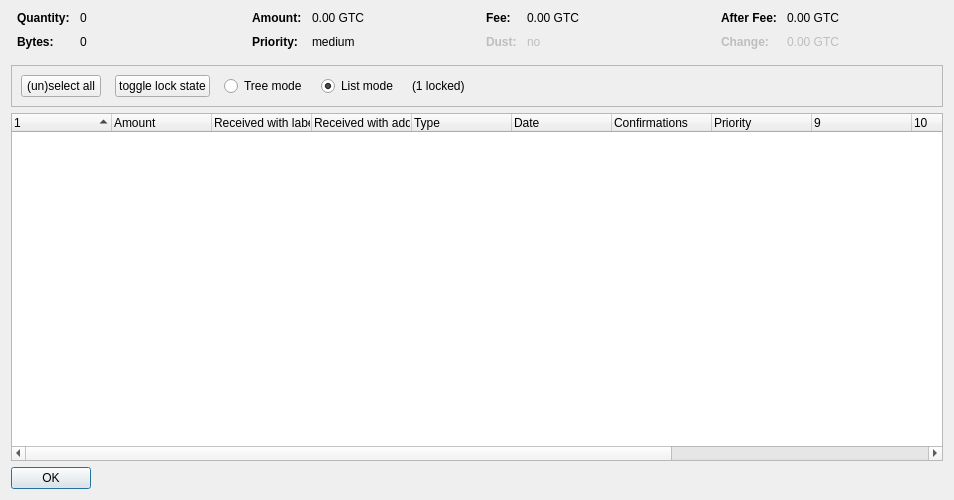
This is src/qt/forms/coincontroldialog.ui in masternodesbiz/GTC as Qt 5 draws it before an edit. The edited form follows.
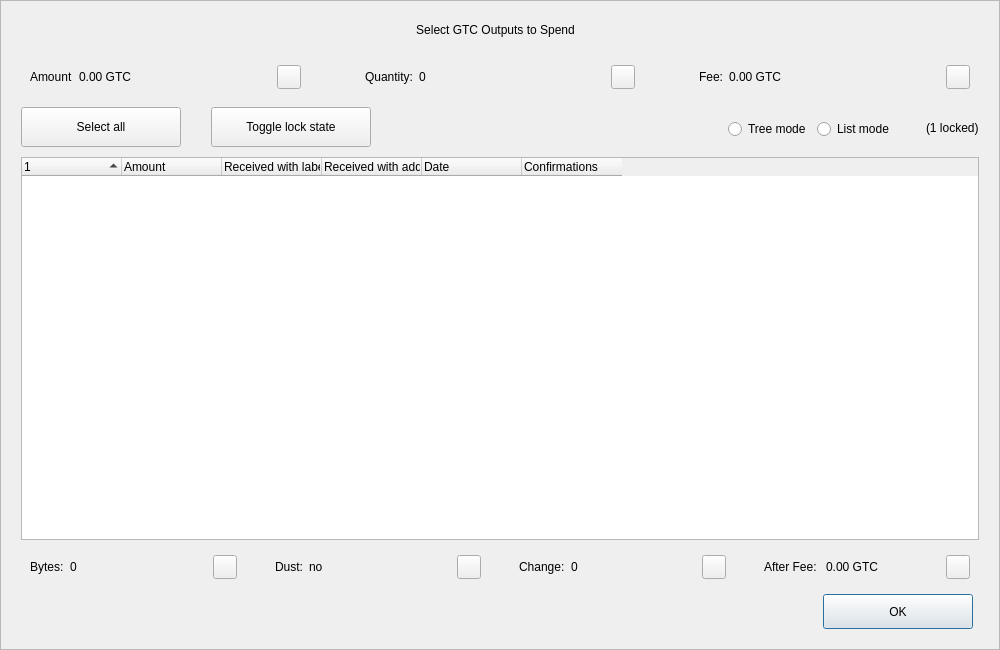
This is the edited form. Custom widgets are drawn as their Qt base class.

What changed in the file:
```diff
--- a/src/qt/forms/coincontroldialog.ui
+++ b/src/qt/forms/coincontroldialog.ui
@@ -6,50 +6,204 @@
    <rect>
     <x>0</x>
     <y>0</y>
-    <width>954</width>
-    <height>500</height>
+    <width>1000</width>
+    <height>650</height>
    </rect>
   </property>
+  <property name="minimumSize">
+   <size>
+    <width>950</width>
+    <height>650</height>
+   </size>
+  </property>
   <property name="windowTitle">
    <string>Coin Selection</string>
   </property>
+  <property name="styleSheet">
+   <string notr="true"/>
+  </property>
   <layout class="QVBoxLayout" name="verticalLayout">
-   <item>
-    <layout class="QHBoxLayout" name="horizontalLayoutTop" stretch="0,0,0,0">
+   <property name="spacing">
+    <number>0</number>
+   </property>
+   <property name="leftMargin">
+    <number>0</number>
+   </property>
      <property name="topMargin">
       <number>0</number>
      </property>
+   <property name="rightMargin">
+    <number>0</number>
+   </property>
      <property name="bottomMargin">
-      <number>10</number>
+    <number>0</number>
      </property>
      <item>
-      <layout class="QFormLayout" name="formLayoutCoinControl1">
-       <property name="horizontalSpacing">
-        <number>10</number>
-       </property>
-       <property name="verticalSpacing">
-        <number>10</number>
-       </property>
+    <widget class="QFrame" name="frameContainer">
+     <property name="toolTipDuration">
+      <number>0</number>
+     </property>
+     <property name="frameShape">
+      <enum>QFrame::StyledPanel</enum>
+     </property>
+     <property name="frameShadow">
+      <enum>QFrame::Raised</enum>
+     </property>
+     <layout class="QVBoxLayout" name="verticalLayout_2">
        <property name="leftMargin">
-        <number>6</number>
+       <number>0</number>
        </property>
        <property name="rightMargin">
-        <number>6</number>
-       </property>
-       <item row="0" column="0">
+       <number>0</number>
+      </property>
+      <property name="bottomMargin">
+       <number>20</number>
+      </property>
+      <item>
+       <layout class="QHBoxLayout" name="horizontalLayout_12">
+        <property name="spacing">
+         <number>0</number>
+        </property>
+        <property name="leftMargin">
+         <number>20</number>
+        </property>
+        <property name="rightMargin">
+         <number>30</number>
+        </property>
+        <item>
+         <spacer name="horizontalSpacer_4">
+          <property name="orientation">
+           <enum>Qt::Horizontal</enum>
+          </property>
+          <property name="sizeHint" stdset="0">
+           <size>
+            <width>40</width>
+            <height>20</height>
+           </size>
+          </property>
+         </spacer>
+        </item>
+        <item>
+         <widget class="QLabel" name="labelTitle">
+          <property name="minimumSize">
+           <size>
+            <width>0</width>
+            <height>40</height>
+           </size>
+          </property>
+          <property name="maximumSize">
+           <size>
+            <width>16777215</width>
+            <height>40</height>
+           </size>
+          </property>
+          <property name="text">
+           <string>Select GTC Outputs to Spend</string>
+          </property>
+          <property name="alignment">
+           <set>Qt::AlignCenter</set>
+          </property>
+          <property name="margin">
+           <number>7</number>
+          </property>
+         </widget>
+        </item>
+        <item>
+         <spacer name="horizontalSpacer_5">
+          <property name="orientation">
+           <enum>Qt::Horizontal</enum>
+          </property>
+          <property name="sizeHint" stdset="0">
+           <size>
+            <width>40</width>
+            <height>20</height>
+           </size>
+          </property>
+         </spacer>
+        </item>
+       </layout>
+      </item>
+      <item>
+       <layout class="QHBoxLayout" name="horizontalLayout_8">
+        <property name="leftMargin">
+         <number>20</number>
+        </property>
+        <property name="rightMargin">
+         <number>20</number>
+        </property>
+        <item>
+         <widget class="QWidget" name="layoutAmount" native="true">
+          <layout class="QHBoxLayout" name="horizontalLayout_9" stretch="0,1,0">
+           <item>
+            <widget class="QLabel" name="labelCoinControlAmountText">
+             <property name="text">
+              <string>Amount</string>
+             </property>
+            </widget>
+           </item>
+           <item>
+            <widget class="QLabel" name="labelCoinControlAmount">
+             <property name="text">
+              <string>0.00 GTC</string>
+             </property>
+            </widget>
+           </item>
+           <item alignment="Qt::AlignHCenter|Qt::AlignVCenter">
+            <widget class="QPushButton" name="pushButtonAmount">
+             <property name="minimumSize">
+              <size>
+               <width>0</width>
+               <height>24</height>
+              </size>
+             </property>
+             <property name="maximumSize">
+              <size>
+               <width>24</width>
+               <height>26</height>
+              </size>
+             </property>
+             <property name="focusPolicy">
+              <enum>Qt::NoFocus</enum>
+             </property>
+             <property name="styleSheet">
+              <string notr="true">padding-bottom:2px;
+padding-right:4px;</string>
+             </property>
+             <property name="text">
+              <string/>
+             </property>
+            </widget>
+           </item>
+          </layout>
+         </widget>
+        </item>
+        <item>
+         <spacer name="horizontalSpacer_2">
+          <property name="orientation">
+           <enum>Qt::Horizontal</enum>
+          </property>
+          <property name="sizeType">
+           <enum>QSizePolicy::Fixed</enum>
+          </property>
+          <property name="sizeHint" stdset="0">
+           <size>
+            <width>40</width>
+            <height>20</height>
+           </size>
+          </property>
+         </spacer>
+        </item>
+        <item>
+         <widget class="QWidget" name="layoutQuantity" native="true">
+          <layout class="QHBoxLayout" name="horizontalLayout_10" stretch="0,1,0">
+           <item>
         <widget class="QLabel" name="labelCoinControlQuantityText">
-         <property name="font">
-          <font>
-           <weight>75</weight>
-           <bold>true</bold>
-          </font>
-         </property>
          <property name="text">
           <string>Quantity:</string>
          </property>
         </widget>
        </item>
-       <item row="0" column="1">
+           <item>
         <widget class="QLabel" name="labelCoinControlQuantity">
          <property name="cursor">
           <cursorShape>IBeamCursor</cursorShape>
@@ -58,146 +212,66 @@
           <enum>Qt::ActionsContextMenu</enum>
          </property>
          <property name="text">
-          <string notr="true">0</string>
-         </property>
-         <property name="textInteractionFlags">
-          <set>Qt::LinksAccessibleByMouse|Qt::TextSelectableByKeyboard|Qt::TextSelectableByMouse</set>
-         </property>
-        </widget>
-       </item>
-       <item row="1" column="0">
-        <widget class="QLabel" name="labelCoinControlBytesText">
-         <property name="font">
-          <font>
-           <weight>75</weight>
-           <bold>true</bold>
-          </font>
-         </property>
-         <property name="text">
-          <string>Bytes:</string>
-         </property>
-        </widget>
-       </item>
-       <item row="1" column="1">
-        <widget class="QLabel" name="labelCoinControlBytes">
-         <property name="cursor">
-          <cursorShape>IBeamCursor</cursorShape>
-         </property>
-         <property name="contextMenuPolicy">
-          <enum>Qt::ActionsContextMenu</enum>
+              <string>0</string>
+             </property>
+            </widget>
+           </item>
+           <item alignment="Qt::AlignHCenter|Qt::AlignVCenter">
+            <widget class="QPushButton" name="pushButtonQuantity">
+             <property name="minimumSize">
+              <size>
+               <width>0</width>
+               <height>24</height>
+              </size>
+             </property>
+             <property name="maximumSize">
+              <size>
+               <width>24</width>
+               <height>26</height>
+              </size>
+             </property>
+             <property name="focusPolicy">
+              <enum>Qt::NoFocus</enum>
+             </property>
+             <property name="styleSheet">
+              <string notr="true">padding-bottom:2px;
+               padding-right:4px;</string>
          </property>
          <property name="text">
-          <string notr="true">0</string>
-         </property>
-         <property name="textInteractionFlags">
-          <set>Qt::LinksAccessibleByMouse|Qt::TextSelectableByKeyboard|Qt::TextSelectableByMouse</set>
-         </property>
+              <string/>
+             </property>
         </widget>
        </item>
       </layout>
+         </widget>
      </item>
      <item>
-      <layout class="QFormLayout" name="formLayoutCoinControl2">
-       <property name="horizontalSpacing">
-        <number>10</number>
-       </property>
-       <property name="verticalSpacing">
-        <number>10</number>
-       </property>
-       <property name="leftMargin">
-        <number>6</number>
-       </property>
-       <property name="rightMargin">
-        <number>6</number>
-       </property>
-       <item row="0" column="0">
-        <widget class="QLabel" name="labelCoinControlAmountText">
-         <property name="font">
-          <font>
-           <weight>75</weight>
-           <bold>true</bold>
-          </font>
-         </property>
-         <property name="text">
-          <string>Amount:</string>
-         </property>
-        </widget>
-       </item>
-       <item row="0" column="1">
-        <widget class="QLabel" name="labelCoinControlAmount">
-         <property name="cursor">
-          <cursorShape>IBeamCursor</cursorShape>
-         </property>
-         <property name="contextMenuPolicy">
-          <enum>Qt::ActionsContextMenu</enum>
-         </property>
-         <property name="text">
-          <string notr="true">0.00 GTC</string>
-         </property>
-         <property name="textInteractionFlags">
-          <set>Qt::LinksAccessibleByMouse|Qt::TextSelectableByKeyboard|Qt::TextSelectableByMouse</set>
-         </property>
-        </widget>
-       </item>
-       <item row="1" column="0">
-        <widget class="QLabel" name="labelCoinControlPriorityText">
-         <property name="font">
-          <font>
-           <weight>75</weight>
-           <bold>true</bold>
-          </font>
-         </property>
-         <property name="text">
-          <string>Priority:</string>
-         </property>
-        </widget>
-       </item>
-       <item row="1" column="1">
-        <widget class="QLabel" name="labelCoinControlPriority">
-         <property name="cursor">
-          <cursorShape>IBeamCursor</cursorShape>
-         </property>
-         <property name="contextMenuPolicy">
-          <enum>Qt::ActionsContextMenu</enum>
-         </property>
-         <property name="text">
-          <string>medium</string>
-         </property>
-         <property name="textInteractionFlags">
-          <set>Qt::LinksAccessibleByMouse|Qt::TextSelectableByKeyboard|Qt::TextSelectableByMouse</set>
-         </property>
-        </widget>
-       </item>
-      </layout>
-     </item>
+         <spacer name="horizontalSpacer_22">
+          <property name="orientation">
+           <enum>Qt::Horizontal</enum>
+          </property>
+          <property name="sizeType">
+           <enum>QSizePolicy::Fixed</enum>
+          </property>
+          <property name="sizeHint" stdset="0">
+           <size>
+            <width>40</width>
+            <height>20</height>
+           </size>
+          </property>
+         </spacer>
+        </item>
      <item>
-      <layout class="QFormLayout" name="formLayoutCoinControl3">
-       <property name="horizontalSpacing">
-        <number>10</number>
-       </property>
-       <property name="verticalSpacing">
-        <number>10</number>
-       </property>
-       <property name="leftMargin">
-        <number>6</number>
-       </property>
-       <property name="rightMargin">
-        <number>6</number>
-       </property>
-       <item row="0" column="0">
+         <widget class="QWidget" name="layoutFee" native="true">
+          <layout class="QHBoxLayout" name="horizontalLayout_11" stretch="0,1,0">
+           <item>
         <widget class="QLabel" name="labelCoinControlFeeText">
-         <property name="font">
-          <font>
-           <weight>75</weight>
-           <bold>true</bold>
-          </font>
-         </property>
          <property name="text">
           <string>Fee:</string>
          </property>
         </widget>
        </item>
-       <item row="0" column="1">
+           <item>
         <widget class="QLabel" name="labelCoinControlFee">
          <property name="cursor">
           <cursorShape>IBeamCursor</cursorShape>
@@ -206,129 +280,38 @@
           <enum>Qt::ActionsContextMenu</enum>
          </property>
          <property name="text">
-          <string notr="true">0.00 GTC</string>
-         </property>
-         <property name="textInteractionFlags">
-          <set>Qt::LinksAccessibleByMouse|Qt::TextSelectableByKeyboard|Qt::TextSelectableByMouse</set>
-         </property>
-        </widget>
-       </item>
-       <item row="1" column="0">
-        <widget class="QLabel" name="labelCoinControlLowOutputText">
-         <property name="enabled">
-          <bool>false</bool>
-         </property>
-         <property name="font">
-          <font>
-           <weight>75</weight>
-           <bold>true</bold>
-          </font>
-         </property>
-         <property name="text">
-          <string>Dust:</string>
-         </property>
-        </widget>
-       </item>
-       <item row="1" column="1">
-        <widget class="QLabel" name="labelCoinControlLowOutput">
-         <property name="enabled">
-          <bool>false</bool>
-         </property>
-         <property name="cursor">
-          <cursorShape>IBeamCursor</cursorShape>
-         </property>
-         <property name="contextMenuPolicy">
-          <enum>Qt::ActionsContextMenu</enum>
-         </property>
+              <string>0.00 GTC</string>
+             </property>
+            </widget>
+           </item>
+           <item alignment="Qt::AlignHCenter|Qt::AlignVCenter">
+            <widget class="QPushButton" name="pushButtonFee">
+             <property name="minimumSize">
+              <size>
+               <width>0</width>
+               <height>24</height>
+              </size>
+             </property>
+             <property name="maximumSize">
+              <size>
+               <width>24</width>
+               <height>26</height>
+              </size>
+             </property>
+             <property name="focusPolicy">
+              <enum>Qt::NoFocus</enum>
+             </property>
+             <property name="styleSheet">
+              <string notr="true">padding-bottom:2px;
+               padding-right:4px;</string>
+             </property>
          <property name="text">
-          <string>no</string>
-         </property>
-         <property name="textInteractionFlags">
-          <set>Qt::LinksAccessibleByMouse|Qt::TextSelectableByKeyboard|Qt::TextSelectableByMouse</set>
-         </property>
+              <string/>
+             </property>
         </widget>
        </item>
       </layout>
-     </item>
-     <item>
-      <layout class="QFormLayout" name="formLayoutCoinControl4">
-       <property name="horizontalSpacing">
-        <number>10</number>
-       </property>
-       <property name="verticalSpacing">
-        <number>10</number>
-       </property>
-       <property name="leftMargin">
-        <number>6</number>
-       </property>
-       <property name="rightMargin">
-        <number>6</number>
-       </property>
-       <item row="0" column="0">
-        <widget class="QLabel" name="labelCoinControlAfterFeeText">
-         <property name="font">
-          <font>
-           <weight>75</weight>
-           <bold>true</bold>
-          </font>
-         </property>
-         <property name="text">
-          <string>After Fee:</string>
-         </property>
-        </widget>
-       </item>
-       <item row="0" column="1">
-        <widget class="QLabel" name="labelCoinControlAfterFee">
-         <property name="cursor">
-          <cursorShape>IBeamCursor</cursorShape>
-         </property>
-         <property name="contextMenuPolicy">
-          <enum>Qt::ActionsContextMenu</enum>
-         </property>
-         <property name="text">
-          <string notr="true">0.00 GTC</string>
-         </property>
-         <property name="textInteractionFlags">
-          <set>Qt::LinksAccessibleByMouse|Qt::TextSelectableByKeyboard|Qt::TextSelectableByMouse</set>
-         </property>
-        </widget>
-       </item>
-       <item row="1" column="0">
-        <widget class="QLabel" name="labelCoinControlChangeText">
-         <property name="enabled">
-          <bool>false</bool>
-         </property>
-         <property name="font">
-          <font>
-           <weight>75</weight>
-           <bold>true</bold>
-          </font>
-         </property>
-         <property name="text">
-          <string>Change:</string>
-         </property>
-        </widget>
-       </item>
-       <item row="1" column="1">
-        <widget class="QLabel" name="labelCoinControlChange">
-         <property name="enabled">
-          <bool>false</bool>
-         </property>
-         <property name="cursor">
-          <cursorShape>IBeamCursor</cursorShape>
-         </property>
-         <property name="contextMenuPolicy">
-          <enum>Qt::ActionsContextMenu</enum>
-         </property>
-         <property name="text">
-          <string notr="true">0.00 GTC</string>
-         </property>
-         <property name="textInteractionFlags">
-          <set>Qt::LinksAccessibleByMouse|Qt::TextSelectableByKeyboard|Qt::TextSelectableByMouse</set>
-         </property>
-        </widget>
-       </item>
-      </layout>
+         </widget>
      </item>
     </layout>
    </item>
@@ -340,6 +323,11 @@
        <height>40</height>
       </size>
      </property>
+        <property name="styleSheet">
+         <string notr="true">#frame {
+	border:0;
+}</string>
+        </property>
      <property name="frameShape">
       <enum>QFrame::StyledPanel</enum>
      </property>
@@ -347,10 +335,25 @@
       <enum>QFrame::Sunken</enum>
      </property>
      <layout class="QHBoxLayout" name="horizontalLayout">
+         <property name="spacing">
+          <number>0</number>
+         </property>
+         <property name="leftMargin">
+          <number>20</number>
+         </property>
+         <property name="topMargin">
+          <number>0</number>
+         </property>
+         <property name="rightMargin">
+          <number>20</number>
+         </property>
+         <property name="bottomMargin">
+          <number>0</number>
+         </property>
       <item>
        <layout class="QHBoxLayout" name="horizontalLayoutPanel" stretch="0,0,0,0,0,0">
         <property name="spacing">
-         <number>14</number>
+            <number>20</number>
         </property>
         <item>
          <widget class="QPushButton" name="pushButtonSelectAll">
@@ -360,14 +363,51 @@
             <verstretch>0</verstretch>
            </sizepolicy>
           </property>
+             <property name="minimumSize">
+              <size>
+               <width>160</width>
+               <height>40</height>
+              </size>
+             </property>
+             <property name="maximumSize">
+              <size>
+               <width>16777215</width>
+               <height>40</height>
+              </size>
+             </property>
           <property name="text">
-           <string>(un)select all</string>
+              <string>Select all</string>
+             </property>
+             <property name="checkable">
+              <bool>true</bool>
+             </property>
+             <property name="checked">
+              <bool>false</bool>
+             </property>
+             <property name="autoExclusive">
+              <bool>false</bool>
           </property>
           <property name="autoDefault">
            <bool>false</bool>
           </property>
          </widget>
         </item>
+           <item>
+            <spacer name="horizontalSpacer_6">
+             <property name="orientation">
+              <enum>Qt::Horizontal</enum>
+             </property>
+             <property name="sizeType">
+              <enum>QSizePolicy::Fixed</enum>
+             </property>
+             <property name="sizeHint" stdset="0">
+              <size>
+               <width>10</width>
+               <height>20</height>
+              </size>
+             </property>
+            </spacer>
+           </item>
         <item>
          <widget class="QPushButton" name="pushButtonToggleLock">
           <property name="sizePolicy">
@@ -376,14 +416,60 @@
             <verstretch>0</verstretch>
            </sizepolicy>
           </property>
+             <property name="minimumSize">
+              <size>
+               <width>160</width>
+               <height>40</height>
+              </size>
+             </property>
+             <property name="maximumSize">
+              <size>
+               <width>16777215</width>
+               <height>40</height>
+              </size>
+             </property>
           <property name="text">
-           <string>toggle lock state</string>
+              <string>Toggle lock state</string>
+             </property>
+             <property name="checkable">
+              <bool>true</bool>
+             </property>
+             <property name="autoExclusive">
+              <bool>false</bool>
           </property>
           <property name="autoDefault">
            <bool>false</bool>
           </property>
          </widget>
         </item>
+           <item>
+            <spacer name="horizontalSpacer_7">
+             <property name="orientation">
+              <enum>Qt::Horizontal</enum>
+             </property>
+             <property name="sizeType">
+              <enum>QSizePolicy::Expanding</enum>
+             </property>
+             <property name="sizeHint" stdset="0">
+              <size>
+               <width>30</width>
+               <height>20</height>
+              </size>
+             </property>
+            </spacer>
+           </item>
+           <item alignment="Qt::AlignRight">
+            <widget class="QGroupBox" name="groupBox_2">
+             <property name="styleSheet">
+              <string notr="true">#groupBox_2 {
+    background-color:transparent;
+    border-radius:0;
+}</string>
+             </property>
+             <property name="title">
+              <string/>
+             </property>
+             <layout class="QHBoxLayout" name="horizontalLayout_14">
         <item>
          <widget class="QRadioButton" name="radioTreeMode">
           <property name="sizePolicy">
@@ -409,8 +495,11 @@
            <string>List mode</string>
           </property>
           <property name="checked">
-           <bool>true</bool>
-          </property>
+                 <bool>false</bool>
+                </property>
+               </widget>
+              </item>
+             </layout>
          </widget>
         </item>
         <item>
@@ -420,34 +509,32 @@
           </property>
          </widget>
         </item>
-        <item>
-         <spacer name="horizontalSpacer">
-          <property name="orientation">
-           <enum>Qt::Horizontal</enum>
-          </property>
-          <property name="sizeHint" stdset="0">
-           <size>
-            <width>40</width>
-            <height>20</height>
-           </size>
-          </property>
-         </spacer>
-        </item>
        </layout>
       </item>
      </layout>
     </widget>
    </item>
+      <item>
+       <layout class="QHBoxLayout" name="horizontalLayout_13">
+        <property name="leftMargin">
+         <number>20</number>
+        </property>
+        <property name="rightMargin">
+         <number>20</number>
+        </property>
    <item>
     <widget class="CoinControlTreeWidget" name="treeWidget">
      <property name="contextMenuPolicy">
       <enum>Qt::CustomContextMenu</enum>
      </property>
+          <property name="styleSheet">
+           <string notr="true"/>
+          </property>
      <property name="sortingEnabled">
       <bool>false</bool>
      </property>
      <property name="columnCount">
-      <number>13</number>
+           <number>6</number>
      </property>
      <attribute name="headerShowSortIndicator" stdset="0">
       <bool>true</bool>
@@ -475,11 +562,6 @@
        <string>Received with address</string>
       </property>
      </column>
-     <column>
-      <property name="text">
-       <string>Type</string>
-      </property>
-     </column>
      <column>
       <property name="text">
        <string>Date</string>
@@ -493,52 +575,247 @@
        <string>Confirmed</string>
       </property>
      </column>
-     <column>
+         </widget>
+        </item>
+       </layout>
+      </item>
+      <item>
+       <layout class="QHBoxLayout" name="horizontalLayout_3">
+        <property name="spacing">
+         <number>20</number>
+        </property>
+        <property name="leftMargin">
+         <number>20</number>
+        </property>
+        <property name="rightMargin">
+         <number>20</number>
+        </property>
+        <item>
+         <widget class="QWidget" name="layoutBytes" native="true">
+          <layout class="QHBoxLayout" name="horizontalLayout_4" stretch="0,1,0">
+           <item>
+            <widget class="QLabel" name="labelCoinControlBytesText">
       <property name="text">
-       <string>Priority</string>
-      </property>
-     </column>
-     <column>
+              <string>Bytes:</string>
+             </property>
+            </widget>
+           </item>
+           <item>
+            <widget class="QLabel" name="labelCoinControlBytes">
       <property name="text">
-       <string/>
-      </property>
-     </column>
-     <column>
+              <string>0</string>
+             </property>
+            </widget>
+           </item>
+           <item alignment="Qt::AlignHCenter|Qt::AlignVCenter">
+            <widget class="QPushButton" name="pushButtonBytes">
+             <property name="minimumSize">
+              <size>
+               <width>0</width>
+               <height>24</height>
+              </size>
+             </property>
+             <property name="maximumSize">
+              <size>
+               <width>24</width>
+               <height>26</height>
+              </size>
+             </property>
+             <property name="focusPolicy">
+              <enum>Qt::NoFocus</enum>
+             </property>
+             <property name="styleSheet">
+              <string notr="true">padding-bottom:2px;
+               padding-right:4px;</string>
+             </property>
       <property name="text">
        <string/>
       </property>
-     </column>
-     <column>
+            </widget>
+           </item>
+          </layout>
+         </widget>
+        </item>
+        <item>
+         <widget class="QWidget" name="layoutDust" native="true">
+          <layout class="QHBoxLayout" name="horizontalLayout_5" stretch="0,1,0">
+           <item>
+            <widget class="QLabel" name="labelCoinControlLowOutputText">
       <property name="text">
+              <string>Dust:</string>
+             </property>
+            </widget>
+           </item>
+           <item>
+            <widget class="QLabel" name="labelCoinControlLowOutput">
+             <property name="text">
+              <string>no</string>
+             </property>
+            </widget>
+           </item>
+           <item alignment="Qt::AlignHCenter|Qt::AlignVCenter">
+            <widget class="QPushButton" name="pushButtonDust">
+             <property name="minimumSize">
+              <size>
+               <width>0</width>
+               <height>24</height>
+              </size>
+             </property>
+             <property name="maximumSize">
+              <size>
+               <width>24</width>
+               <height>26</height>
+              </size>
+             </property>
+             <property name="focusPolicy">
+              <enum>Qt::NoFocus</enum>
+             </property>
+             <property name="styleSheet">
+              <string notr="true">padding-bottom:2px;
+               padding-right:4px;</string>
+             </property>
+             <property name="text">
        <string/>
       </property>
-     </column>
-     <column>
+            </widget>
+           </item>
+          </layout>
+         </widget>
+        </item>
+        <item>
+         <widget class="QWidget" name="layoutChange" native="true">
+          <layout class="QHBoxLayout" name="horizontalLayout_6" stretch="0,1,0">
+           <item>
+            <widget class="QLabel" name="labelCoinControlChangeText">
       <property name="text">
+              <string>Change:</string>
+             </property>
+            </widget>
+           </item>
+           <item>
+            <widget class="QLabel" name="labelCoinControlChange">
+             <property name="text">
+              <string>0</string>
+             </property>
+            </widget>
+           </item>
+           <item alignment="Qt::AlignHCenter|Qt::AlignVCenter">
+            <widget class="QPushButton" name="pushButtonChange">
+             <property name="minimumSize">
+              <size>
+               <width>0</width>
+               <height>24</height>
+              </size>
+             </property>
+             <property name="maximumSize">
+              <size>
+               <width>24</width>
+               <height>26</height>
+              </size>
+             </property>
+             <property name="focusPolicy">
+              <enum>Qt::NoFocus</enum>
+             </property>
+             <property name="styleSheet">
+              <string notr="true">padding-bottom:2px;
+               padding-right:4px;</string>
+             </property>
+             <property name="text">
        <string/>
       </property>
-     </column>
-     <column>
+            </widget>
+           </item>
+          </layout>
+         </widget>
+        </item>
+        <item>
+         <widget class="QWidget" name="layoutAfter" native="true">
+          <layout class="QHBoxLayout" name="horizontalLayout_7" stretch="0,1,0">
+           <item>
+            <widget class="QLabel" name="labelCoinControlAfterFeeText">
       <property name="text">
+              <string>After Fee: </string>
+             </property>
+            </widget>
+           </item>
+           <item>
+            <widget class="QLabel" name="labelCoinControlAfterFee">
+             <property name="text">
+              <string>0.00 GTC</string>
+             </property>
+            </widget>
+           </item>
+           <item alignment="Qt::AlignHCenter|Qt::AlignVCenter">
+            <widget class="QPushButton" name="pushButtonAlterFee">
+             <property name="minimumSize">
+              <size>
+               <width>0</width>
+               <height>24</height>
+              </size>
+             </property>
+             <property name="maximumSize">
+              <size>
+               <width>24</width>
+               <height>26</height>
+              </size>
+             </property>
+             <property name="focusPolicy">
+              <enum>Qt::NoFocus</enum>
+             </property>
+             <property name="styleSheet">
+              <string notr="true">padding-bottom:2px;
+               padding-right:4px;</string>
+             </property>
+             <property name="text">
        <string/>
       </property>
-     </column>
-    </widget>
-   </item>
+            </widget>
+           </item>
+          </layout>
+         </widget>
+        </item>
+       </layout>
+      </item>
    <item>
-    <widget class="QDialogButtonBox" name="buttonBox">
-     <property name="sizePolicy">
-      <sizepolicy hsizetype="Maximum" vsizetype="Fixed">
-       <horstretch>0</horstretch>
-       <verstretch>0</verstretch>
-      </sizepolicy>
-     </property>
+       <layout class="QHBoxLayout" name="horizontalLayout_2">
+        <property name="spacing">
+         <number>0</number>
+        </property>
+        <property name="leftMargin">
+         <number>20</number>
+        </property>
+        <property name="rightMargin">
+         <number>26</number>
+        </property>
+        <item>
+         <spacer name="horizontalSpacer_3">
      <property name="orientation">
       <enum>Qt::Horizontal</enum>
      </property>
-     <property name="standardButtons">
-      <set>QDialogButtonBox::Ok</set>
-     </property>
+          <property name="sizeHint" stdset="0">
+           <size>
+            <width>558</width>
+            <height>20</height>
+           </size>
+          </property>
+         </spacer>
+        </item>
+        <item>
+         <widget class="QPushButton" name="pushButtonOk">
+          <property name="minimumSize">
+           <size>
+            <width>150</width>
+            <height>35</height>
+           </size>
+          </property>
+          <property name="text">
+           <string>OK</string>
+          </property>
+         </widget>
+        </item>
+       </layout>
+      </item>
+     </layout>
     </widget>
    </item>
   </layout>
```
Left out of the diff: 12 changed lines with no effect on the pictures. Lines whose indentation alone changed are shown as unchanged.
